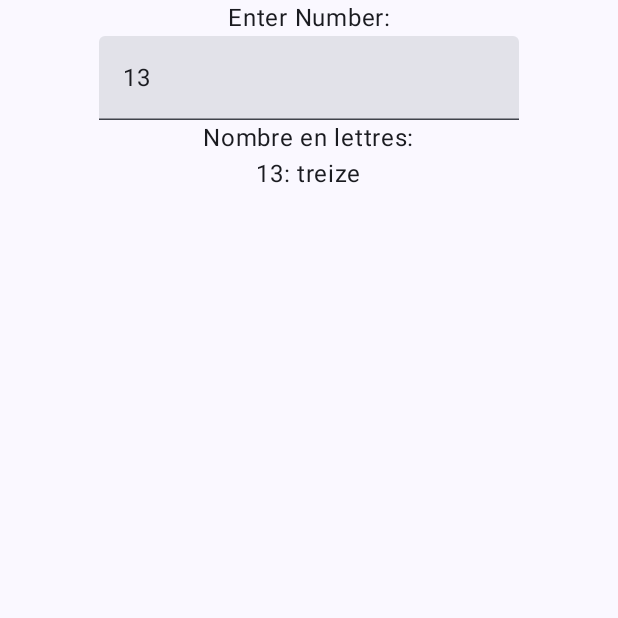
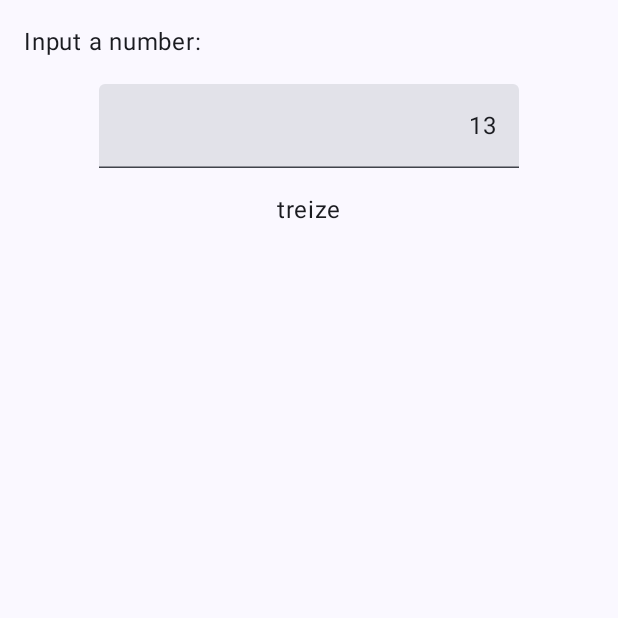
Before and after one commit to sellisd/CheckHelper, an Android app built with Jetpack Compose: the screen it shows after launch (MainActivity), on a phone screen of 412 x 824 dp, the top half of it. Run offline under Robolectric (Android 15) with nearby library versions, the phone set to English and light mode, and no system bars.

Commit message:
feat: Improve layout

```diff
--- a/app/src/main/java/com/example/checkhelper/MainActivity.kt
+++ b/app/src/main/java/com/example/checkhelper/MainActivity.kt
@@ -3,9 +3,7 @@ package com.example.checkhelper
 import android.os.Bundle
 import androidx.activity.ComponentActivity
 import androidx.activity.compose.setContent
-import androidx.compose.foundation.layout.Column
-import androidx.compose.foundation.layout.fillMaxSize
-import androidx.compose.foundation.layout.fillMaxWidth
+import androidx.compose.foundation.layout.*
 import androidx.compose.foundation.text.KeyboardOptions
 import androidx.compose.material3.*
 import androidx.compose.runtime.Composable
@@ -15,7 +13,9 @@ import androidx.compose.ui.Alignment
 import androidx.compose.ui.Modifier
 import androidx.compose.ui.text.input.KeyboardType
 import androidx.compose.ui.text.input.TextFieldValue
+import androidx.compose.ui.text.style.TextAlign
 import androidx.compose.ui.tooling.preview.Preview
+import androidx.compose.ui.unit.dp
 import com.example.checkhelper.ui.theme.CheckHelperTheme
 
 class MainActivity : ComponentActivity() {
@@ -139,19 +139,20 @@ fun numberToLetters(decad: Int, unit: Int): String {
 @Composable
 fun Answer() {
         Column(
-        Modifier.fillMaxWidth(),
+            Modifier.fillMaxWidth().padding(16.dp),
             horizontalAlignment = Alignment.CenterHorizontally
         ) {
             val textState = remember { mutableStateOf(TextFieldValue("13")) }
-        Text("Enter Number:")
+            Text("Input a number:", modifier = Modifier.align(Alignment.Start))
             TextField(
                 value = textState.value,
                 onValueChange = { textState.value = it },
                 keyboardOptions = KeyboardOptions(keyboardType = KeyboardType.Phone),
-            singleLine = true
+                singleLine = true,
+                textStyle = LocalTextStyle.current.copy(textAlign = TextAlign.End),
+                modifier=Modifier.padding(16.dp)
             )
-        Text("Nombre en lettres:")
-        Text(textState.value.text + ": " + numberToLettersHundreds(textState.value.text.toIntOrNull()))
+            Text(numberToLettersHundreds(textState.value.text.toIntOrNull()))
         }
 }
 
```
Lines whose indentation alone changed are shown as unchanged.
